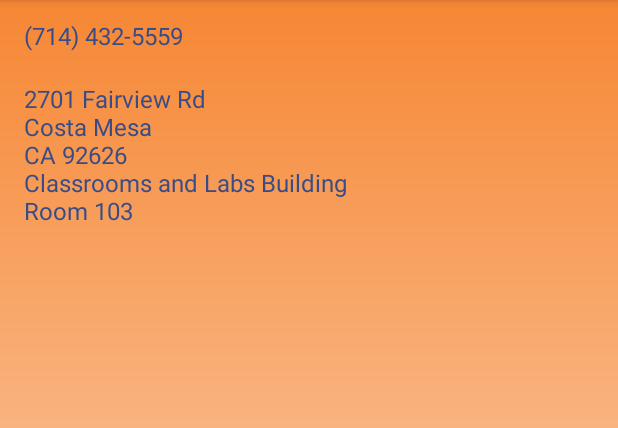
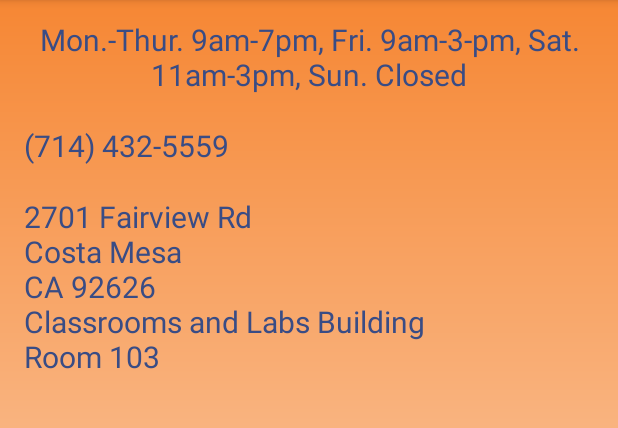
Before and after one commit to BigTravis/OCCStudentSuccessCenter, an Android app: the screen it shows after launch (ContactActivity), after a tap on "CONTACT", on a phone screen of 412 x 824 dp, the part 84-512 px from its top. Run offline under Robolectric (Android 15) with nearby library versions, the phone set to English and light mode, and no system bars.

Commit message:
changed top text to white, rest to blue.  implemented gradient background changed button in tutor details to new style changed tutor search to show the day/time properly changed tutor list to show day tutor is availabe in ListView updated csvs to include all tutors/times for ACCT, ALH, ANTH, BIO, BUS changed search algorithm to allow for day search without time made the maps activity, but I cant figure out how to test it on my emulator made contact activity with direct link to phone (with permissions in place) and link to the location activity updated contact page to have hours, changed font size updated permissions to only ask when you click phone in contacts updated DB get functions to safeguard against ids that don't exist in the db

```diff
--- a/app/src/main/java/edu/orangecoastcollege/cs273/kfrederick5tmorrissey1ischenck/occstudentsuccesscenter/ContactActivity.java
+++ b/app/src/main/java/edu/orangecoastcollege/cs273/kfrederick5tmorrissey1ischenck/occstudentsuccesscenter/ContactActivity.java
@@ -1,6 +1,5 @@
 package edu.orangecoastcollege.cs273.kfrederick5tmorrissey1ischenck.occstudentsuccesscenter;
 
-import android.content.Context;
 import android.content.Intent;
 import android.content.pm.PackageManager;
 import android.net.Uri;
@@ -12,7 +11,6 @@ import android.widget.FrameLayout;
 public class ContactActivity extends NavDrawerActivity {
 
     private static final int CALL_PHONE_REQUEST_CODE = 111;
-    private Context mContext;
 
     @Override
     protected void onCreate(Bundle savedInstanceState) {
@@ -20,23 +18,19 @@ public class ContactActivity extends NavDrawerActivity {
         FrameLayout contentFrameLayout = (FrameLayout) findViewById(R.id.contentFrame);
         getLayoutInflater().inflate(R.layout.activity_contact, contentFrameLayout);
 
-        if (ActivityCompat.checkSelfPermission(getBaseContext(),
-                android.Manifest.permission.CALL_PHONE)
-                != PackageManager.PERMISSION_GRANTED) {
-            ActivityCompat.requestPermissions(this,
-                    new String[]{android.Manifest.permission.CALL_PHONE},
-                    CALL_PHONE_REQUEST_CODE);
-            return;
-        }
-
-
         findViewById(R.id.phoneNumberTextView).setOnClickListener(new View.OnClickListener() {
             @Override
             public void onClick(View v) {
                 if (ActivityCompat.checkSelfPermission(getBaseContext(),
                         android.Manifest.permission.CALL_PHONE)
-                        == PackageManager.PERMISSION_GRANTED) {
-                    Intent callIntent = new Intent(Intent.ACTION_CALL);
+                        != PackageManager.PERMISSION_GRANTED) {
+                    ActivityCompat.requestPermissions(getParent(),
+                            new String[]{android.Manifest.permission.CALL_PHONE},
+                            CALL_PHONE_REQUEST_CODE);
+                    return;
+                }
+                else{
+                Intent callIntent = new Intent(Intent.ACTION_CALL);
                     callIntent.setData(Uri.fromParts("tel", "7144325559", null));
                     startActivity(callIntent);
                 }
--- a/app/src/main/java/edu/orangecoastcollege/cs273/kfrederick5tmorrissey1ischenck/occstudentsuccesscenter/DBHelper.java
+++ b/app/src/main/java/edu/orangecoastcollege/cs273/kfrederick5tmorrissey1ischenck/occstudentsuccesscenter/DBHelper.java
@@ -238,7 +238,7 @@ public class DBHelper extends SQLiteOpenHelper {
                 COURSES_KEY_FIELD_ID + "=?", new String[]{String.valueOf(id)},
                 null, null, null, null);
 
-        if (cursor != null)
+        if (cursor != null) {
             cursor.moveToFirst();
 
             Course course = new Course(
@@ -248,6 +248,10 @@ public class DBHelper extends SQLiteOpenHelper {
 
             db.close();
             return course;
+        }
+
+        db.close();
+        return null;
     }
 
     /**
@@ -315,7 +319,7 @@ public class DBHelper extends SQLiteOpenHelper {
                 TUTORS_KEY_FIELD_ID + "=?", new String[]{String.valueOf(id)},
                 null, null, null, null);
 
-        if (cursor != null)
+        if (cursor != null) {
             cursor.moveToFirst();
 
             Tutor tutor = new Tutor(
@@ -325,6 +329,9 @@ public class DBHelper extends SQLiteOpenHelper {
 
             db.close();
             return tutor;
+        }
+        db.close();
+        return null;
     }
 
     public User getUser(int id) {
@@ -416,7 +423,7 @@ public class DBHelper extends SQLiteOpenHelper {
                 TIMES_KEY_FIELD_ID + "=?", new String[]{String.valueOf(id)},
                 null, null, null, null);
 
-        if (cursor != null)
+        if (cursor != null) {
             cursor.moveToFirst();
 
             DayTime dayTime = new DayTime(
@@ -426,6 +433,9 @@ public class DBHelper extends SQLiteOpenHelper {
 
             db.close();
             return dayTime;
+        }
+        db.close();
+        return null;
     }
 
     /**
--- a/app/src/main/res/layout/activity_contact.xml
+++ b/app/src/main/res/layout/activity_contact.xml
@@ -22,6 +22,16 @@
         android:gravity="center"/>
 
     <TextView
+        android:text="@string/student_success_center_hours"
+        android:layout_width="match_parent"
+        android:layout_height="wrap_content"
+        android:id="@+id/textView"
+        android:layout_marginTop="20dp"
+        android:textColor="@color/occPaleBlue"
+        android:textSize="20sp"
+        android:gravity="center"/>
+
+    <TextView
         android:text="@string/phone_text"
         android:layout_width="match_parent"
         android:layout_height="wrap_content"
@@ -30,7 +40,7 @@
         android:layout_marginTop="20dp"
         android:textColor="@color/occPaleBlue"
         android:textColorLink="@android:color/black"
-        android:textSize="16sp"
+        android:textSize="20sp"
         android:elevation="0dp"/>
 
     <TextView
@@ -42,6 +52,6 @@
         android:layout_marginTop="20dp"
         android:textColor="@color/occPaleBlue"
         android:textColorLink="@android:color/black"
-        android:textSize="16sp"/>
+        android:textSize="20sp"/>
 
 </LinearLayout>
```
Lines whose indentation alone changed are shown as unchanged.
